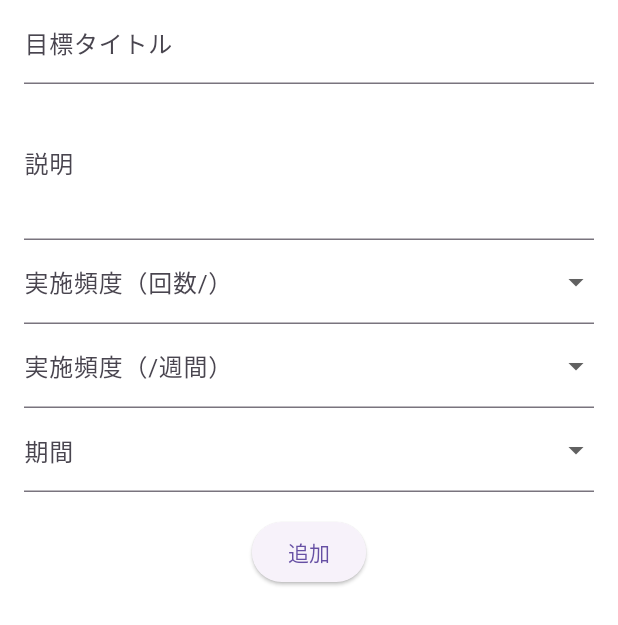
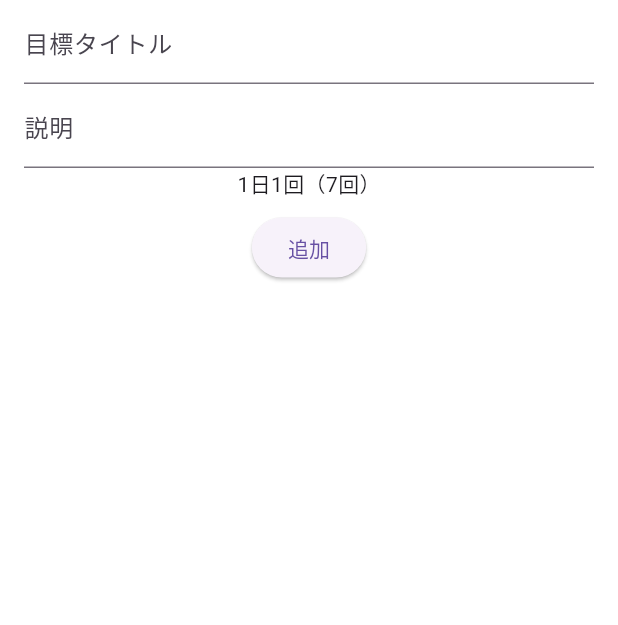
Before and after one commit to flame-grilled-hotdog/routine_app, a Flutter app: the GoalSet widget shown alone on an empty page, opened directly, on a phone screen of 412 x 824 dp. Shown: the top 625 px of the screen. Run offline on Flutter 3.47's test engine with Material 3 defaults, Android fonts, the light colour scheme and no system bars.

Commit message:
目標カードUI修正

```diff
--- a/lib/screen/main_screen.dart
+++ b/lib/screen/main_screen.dart
@@ -11,23 +11,25 @@ class MainScreen extends StatefulWidget {
 
 class _MainScreenState extends State<MainScreen> {
 
+  List<GoalEntity> lst = MainScreenApp.getValidGoal;
+
   @override
   Widget build(BuildContext context) {
     // MainScreenApp model=context.read<MainScreenApp>();
-    List<GoalEntity> lst = MainScreenApp.getValidGoal;
     return Scaffold(
       backgroundColor: const Color.fromARGB(255, 253, 207, 0),
       body: SafeArea(child: Column(
         crossAxisAlignment: CrossAxisAlignment.center,
         children: [
           SizedBox(
-            width: 600,
+            // width: 600,
             height: 120,
             child: ListView(
               scrollDirection: Axis.horizontal,
+              padding: EdgeInsets.symmetric(horizontal: MediaQuery.of(context).size.width * 0.05),
               children: [
-                for (int i=0; i<lst.length; i++) ...({Panel(num: i+1, goalTittle: Text(lst[i].title))}),
-                  Panel(num: 0, goalTittle: const Text('')),
+                for (int i=0; i<lst.length; i++) (Panel(num: i+1, goalTittle: Text(lst[i].title))),
+                if (lst.length<3) Panel(num: 0, goalTittle: const Text(''), onGoalAdd: () { setState(() { lst = MainScreenApp.getValidGoal;});}) // 画面更新
               ]
             )
           ),
@@ -54,13 +56,14 @@ class _MainScreenState extends State<MainScreen> {
 class Panel extends StatelessWidget {
   final int num;
   final Widget goalTittle;
+  final VoidCallback? onGoalAdd;
 
-  const Panel({super.key, required this.num, required this.goalTittle});
+  const Panel({super.key, required this.num, required this.goalTittle, this.onGoalAdd});
 
   @override
   Widget build(BuildContext context) {
     return SizedBox(
-      width: MediaQuery.of(context).size.width,
+      width: MediaQuery.of(context).size.width * 0.9,
       child: Card(
         color: const Color.fromARGB(255, 202, 205, 228),
         // elevation: 2,
@@ -73,7 +76,10 @@ class Panel extends StatelessWidget {
               if (num==0) ...({
                 const SizedBox(height: 12),
                 ElevatedButton(
-                  onPressed: () {showModalBottomSheet(context: context, builder: (context) => const GoalSet());},
+                  onPressed: () async{
+                      await showModalBottomSheet(context: context, builder: (context) => const GoalSet());
+                      onGoalAdd!();
+                    },
                   style: ElevatedButton.styleFrom(backgroundColor: const Color.fromARGB(255, 255, 204, 0)),
                   child: const Text('＋'),
                 )
@@ -101,48 +107,33 @@ class GoalSet extends StatefulWidget {
 
 class _GoalSetState extends State<GoalSet> {
 
+  String title = '';
+  String descrip = '';
+
   @override
   Widget build(BuildContext context) {
-        String title = '';
-        String descrip = '';
-        String frequency = '';
-        String times = '';
-        String term = '';
-
         return Container(
           color: Colors.white,
           child:
             Form(child: Padding(
               padding: const EdgeInsets.symmetric(vertical: 0, horizontal: 16),
               child: Column(children: [
-                  TextFormField(decoration: const InputDecoration(labelText: '目標タイトル'), maxLines: 1, onChanged: (value) {String title = value;}),
-                  TextFormField(decoration: const InputDecoration(labelText: '説明'), maxLines: 3, onChanged: (value) {String descrip = value;}),
-                  DropdownButtonFormField(
-                    decoration: const InputDecoration(labelText: '実施頻度（回数/）'),
-                    items: ['1','2','3','4','5','6','7','8','9'].map((String value) {return DropdownMenuItem<String>(value: value,child: Text(value));}).toList(),
-                    onChanged: (value) {setState(() {times = value!;});}),
-                  DropdownButtonFormField(
-                    decoration: const InputDecoration(labelText: '実施頻度（/週間）'),
-                    items: ['日','週','月'].map((String value) {return DropdownMenuItem<String>(value: value,child: Text(value));}).toList(),
-                    onChanged: (value) {setState(() {frequency = value!;});}),
-                  DropdownButtonFormField(
-                    decoration: const InputDecoration(labelText: '期間'),
-                    items: ['3日','7日（1週間）','30日（1か月間）','60日（2か月間)','365日（1年間）'].map((String value) {return DropdownMenuItem<String>(value: value,child: Text(value));}).toList(),
-                    onChanged: (String? value) {setState(() {term = value!;});}),
-                  const SizedBox(height: 16),
+                  TextFormField(decoration: const InputDecoration(labelText: '目標タイトル'), maxLines: 1, onChanged: (value) {title = value;}),
+                  TextFormField(decoration: const InputDecoration(labelText: '説明'), maxLines: 1, onChanged: (value) {descrip = value;}),
+                  Text('1日1回（7回）'),
+                  const SizedBox(height: 8),
                   ElevatedButton(onPressed: () {
-                    goalAdd(title, descrip, frequency, int.parse(times), term);
-                    Navigator.pop(context);}, child: const Text('追加'))
+                    goalAdd(title, descrip);
+                    Navigator.pop(context, true);}, child: const Text('追加'))
               ])
           ))
         );
       }
 
   // TODO 目標追加処理が動かない
-  void goalAdd(String title, String descrip, String frequency, int times, String term) {
+  void goalAdd(String title, String descrip) {
     String num = (MainScreenApp.getValidGoal.length+1).toString().padLeft(5,'0');
-    String termInt = term.replaceAll(RegExp(r'[^0-9]'),'');
-    GoalEntity goal=GoalEntity(id: 'G$num', title: title, descrip: descrip, times: times, frequency: frequency, term: int.parse(termInt), stime: DateTime.now(), etime: DateTime.now().add(Duration(days: int.parse(termInt))));
+    GoalEntity goal=GoalEntity(id: 'G$num', title: title, descrip: descrip, times: 7, frequency: '', term: 7, stime: DateTime.now(), etime: DateTime.now().add(Duration(days: 7)));
     print("Goal added: $goal");
     MainScreenApp.addGoal(goal);
   }
```
